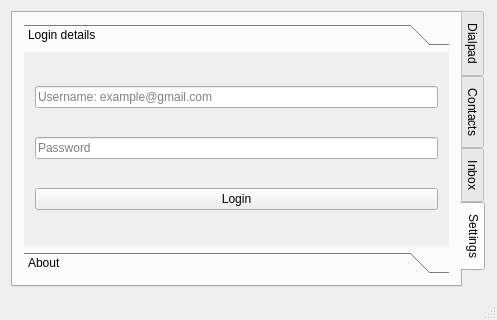
Qt form qgvdial/qt-not-qml/mainwindow.ui (shailesh83/qgvdial) before a commit.
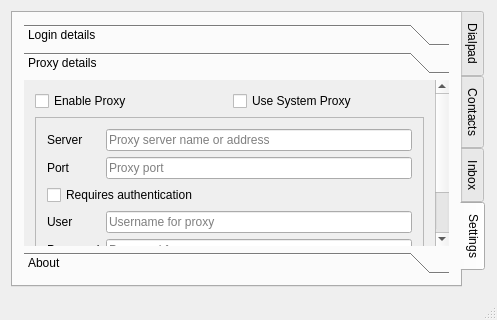
The same form after that commit.

Commit message: proxy settings

```diff
--- a/qgvdial/qt-not-qml/mainwindow.ui
+++ b/qgvdial/qt-not-qml/mainwindow.ui
@@ -157,15 +157,15 @@
         <item>
          <widget class="QToolBox" name="toolBox">
           <property name="currentIndex">
-           <number>0</number>
+           <number>1</number>
           </property>
           <widget class="QWidget" name="loginDetails">
            <property name="geometry">
             <rect>
              <x>0</x>
              <y>0</y>
-             <width>436</width>
-             <height>177</height>
+             <width>98</width>
+             <height>99</height>
             </rect>
            </property>
            <attribute name="label">
@@ -198,6 +198,120 @@
             </item>
            </layout>
           </widget>
+          <widget class="QWidget" name="proxyDetails">
+           <property name="geometry">
+            <rect>
+             <x>0</x>
+             <y>0</y>
+             <width>418</width>
+             <height>231</height>
+            </rect>
+           </property>
+           <attribute name="label">
+            <string>Proxy details</string>
+           </attribute>
+           <layout class="QGridLayout" name="gridLayout_2">
+            <item row="0" column="1">
+             <widget class="QCheckBox" name="useSystemProxy">
+              <property name="text">
+               <string>Use System Proxy</string>
+              </property>
+             </widget>
+            </item>
+            <item row="0" column="0">
+             <widget class="QCheckBox" name="enableProxy">
+              <property name="text">
+               <string>Enable Proxy</string>
+              </property>
+             </widget>
+            </item>
+            <item row="1" column="0" colspan="2">
+             <widget class="QFrame" name="frameProxyServerPort">
+              <property name="frameShape">
+               <enum>QFrame::StyledPanel</enum>
+              </property>
+              <property name="frameShadow">
+               <enum>QFrame::Raised</enum>
+              </property>
+              <layout class="QFormLayout" name="formLayout">
+               <item row="0" column="0">
+                <widget class="QLabel" name="label">
+                 <property name="text">
+                  <string>Server</string>
+                 </property>
+                </widget>
+               </item>
+               <item row="0" column="1">
+                <widget class="QLineEdit" name="proxyServer">
+                 <property name="placeholderText">
+                  <string>Proxy server name or address</string>
+                 </property>
+                </widget>
+               </item>
+               <item row="1" column="0">
+                <widget class="QLabel" name="label_2">
+                 <property name="text">
+                  <string>Port</string>
+                 </property>
+                </widget>
+               </item>
+               <item row="1" column="1">
+                <widget class="QLineEdit" name="proxyPort">
+                 <property name="placeholderText">
+                  <string>Proxy port</string>
+                 </property>
+                </widget>
+               </item>
+               <item row="3" column="0">
+                <widget class="QLabel" name="label_3">
+                 <property name="text">
+                  <string>User</string>
+                 </property>
+                </widget>
+               </item>
+               <item row="3" column="1">
+                <widget class="QLineEdit" name="proxyUser">
+                 <property name="placeholderText">
+                  <string>Username for proxy</string>
+                 </property>
+                </widget>
+               </item>
+               <item row="4" column="0">
+                <widget class="QLabel" name="label_4">
+                 <property name="text">
+                  <string>Password</string>
+                 </property>
+                </widget>
+               </item>
+               <item row="4" column="1">
+                <widget class="QLineEdit" name="proxyPass">
+                 <property name="echoMode">
+                  <enum>QLineEdit::Password</enum>
+                 </property>
+                 <property name="placeholderText">
+                  <string>Password for proxy</string>
+                 </property>
+                </widget>
+               </item>
+               <item row="2" column="0" colspan="2">
+                <widget class="QCheckBox" name="proxyAuthRequired">
+                 <property name="text">
+                  <string>Requires authentication</string>
+                 </property>
+                </widget>
+               </item>
+              </layout>
+             </widget>
+            </item>
+            <item row="2" column="0" colspan="2">
+             <widget class="QDialogButtonBox" name="proxyButtonBox">
+              <property name="standardButtons">
+               <set>QDialogButtonBox::Cancel|QDialogButtonBox::Ok</set>
+              </property>
+             </widget>
+            </item>
+           </layout>
+          </widget>
           <widget class="QWidget" name="aboutDetails">
            <property name="geometry">
             <rect>
```
Left out of the diff: 15 changed lines with no effect on the pictures. The commit also changes 8 other files.
